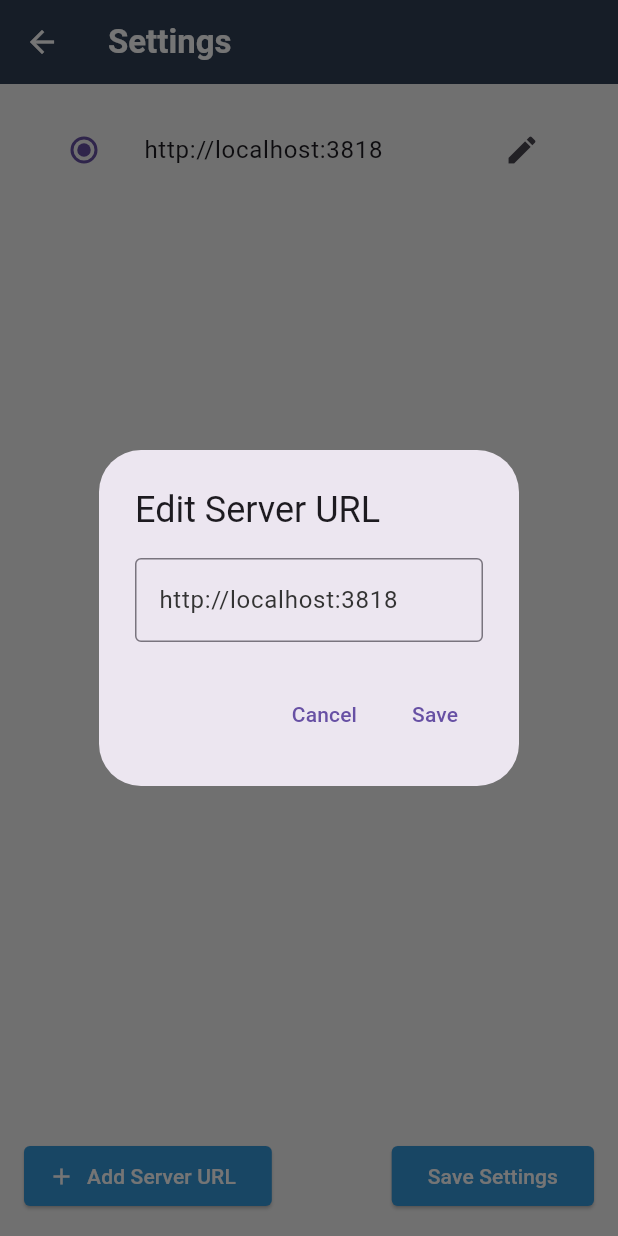
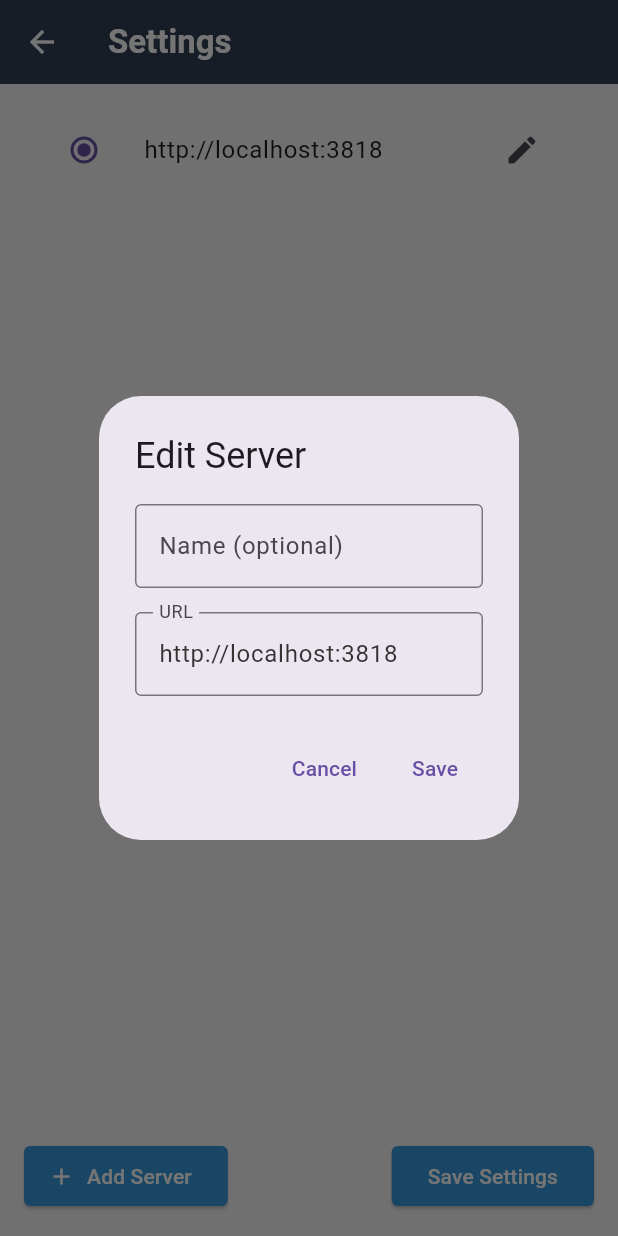
Before and after one commit to lbradshaw/kontainer_companion, a Flutter app: the SettingsScreen screen opened directly, after a tap on the "edit" icon, on a phone screen of 412 x 824 dp. Run offline on Flutter 3.47's test engine with Material 3 defaults, Android fonts, the phone set to English and light mode, and no system bars; our stand-ins replace image_picker, shared_preferences; missing offline and left inert: mobile_scanner; accounts and stored records are empty; network calls fail.

Commit message:
updated setting screen and the release workflow -the settng screen now allows you to name the  server along with the url -the release workflow should now build a unsigned  ipa file for iOS

```diff
--- a/lib/screens/settings_screen.dart
+++ b/lib/screens/settings_screen.dart
@@ -10,7 +10,7 @@ class SettingsScreen extends StatefulWidget {
 }
 
 class _SettingsScreenState extends State<SettingsScreen> {
-  List<String> _serverUrls = [];
+  List<Map<String, String>> _servers = [];
   int _selectedIdx = 0;
   bool _isLoading = true;
 
@@ -26,29 +26,58 @@ class _SettingsScreenState extends State<SettingsScreen> {
     final urlsJson = prefs.getString('server_urls');
     final selectedIdx = prefs.getInt('selected_server_url_idx') ?? 0;
     if (urlsJson != null) {
-      final List<String> urls = (json.decode(urlsJson) as List<dynamic>).map((e) => e.toString()).toList();
+      final List<dynamic> raw = json.decode(urlsJson);
+      // Migration: if old format (list of strings), convert to list of maps
+      List<Map<String, String>> servers;
+      if (raw.isNotEmpty && raw.first is String) {
+        servers = raw.map((e) => {"name": "", "url": e.toString()}).toList();
+        await prefs.setString('server_urls', json.encode(servers));
+      } else {
+        servers = raw
+            .map((e) => (e is Map<String, dynamic>)
+                ? {
+                    "name": e["name"]?.toString() ?? "",
+                    "url": e["url"]?.toString() ?? ""
+                  }
+                : {"name": "", "url": e.toString()})
+            .toList();
+      }
       setState(() {
-        _serverUrls = urls;
-        _selectedIdx = (selectedIdx >= 0 && selectedIdx < urls.length) ? selectedIdx : 0;
+        _servers = servers;
+        _selectedIdx = (selectedIdx >= 0 && selectedIdx < servers.length)
+            ? selectedIdx
+            : 0;
         _isLoading = false;
       });
     } else {
       // Only migrate if both server_urls and server_url are missing
       final singleUrl = prefs.getString('server_url');
       if (singleUrl != null) {
-        await prefs.setString('server_urls', json.encode([singleUrl]));
+        await prefs.setString(
+            'server_urls',
+            json.encode([
+              {"name": "", "url": singleUrl}
+            ]));
         await prefs.setInt('selected_server_url_idx', 0);
         setState(() {
-          _serverUrls = [singleUrl];
+          _servers = [
+            {"name": "", "url": singleUrl}
+          ];
           _selectedIdx = 0;
           _isLoading = false;
         });
       } else {
         // No URLs at all, use default
-        await prefs.setString('server_urls', json.encode(['http://localhost:3818']));
+        await prefs.setString(
+            'server_urls',
+            json.encode([
+              {"name": "", "url": 'http://localhost:3818'}
+            ]));
         await prefs.setInt('selected_server_url_idx', 0);
         setState(() {
-          _serverUrls = ['http://localhost:3818'];
+          _servers = [
+            {"name": "", "url": 'http://localhost:3818'}
+          ];
           _selectedIdx = 0;
           _isLoading = false;
         });
@@ -58,7 +87,7 @@ class _SettingsScreenState extends State<SettingsScreen> {
 
   Future<void> _saveUrls() async {
     final prefs = await SharedPreferences.getInstance();
-    await prefs.setString('server_urls', json.encode(_serverUrls));
+    await prefs.setString('server_urls', json.encode(_servers));
     await prefs.setInt('selected_server_url_idx', _selectedIdx);
     if (mounted) {
       ScaffoldMessenger.of(context).showSnackBar(
@@ -68,61 +97,111 @@ class _SettingsScreenState extends State<SettingsScreen> {
   }
 
   void _addUrl() async {
-    final controller = TextEditingController();
-    final result = await showDialog<String>(
+    final nameController = TextEditingController();
+    final urlController = TextEditingController();
+    final result = await showDialog<Map<String, String>>(
       context: context,
       builder: (context) => AlertDialog(
-        title: const Text('Add Server URL'),
-        content: TextField(
-          controller: controller,
-          decoration: const InputDecoration(hintText: 'http://localhost:3818'),
-          keyboardType: TextInputType.url,
+        title: const Text('Add Server'),
+        content: Column(
+          mainAxisSize: MainAxisSize.min,
+          children: [
+            TextField(
+              controller: nameController,
+              decoration: const InputDecoration(labelText: 'Name (optional)'),
+            ),
+            SizedBox(height: 16),
+            TextField(
+              controller: urlController,
+              decoration: const InputDecoration(
+                  labelText: 'URL', hintText: 'http://localhost:3818'),
+              keyboardType: TextInputType.url,
+            ),
+          ],
         ),
         actions: [
-          TextButton(onPressed: () => Navigator.pop(context), child: const Text('Cancel')),
-          TextButton(onPressed: () => Navigator.pop(context, controller.text), child: const Text('Add')),
+          TextButton(
+              onPressed: () => Navigator.pop(context),
+              child: const Text('Cancel')),
+          TextButton(
+            onPressed: () {
+              if (urlController.text.trim().isNotEmpty) {
+                Navigator.pop(context, {
+                  'name': nameController.text.trim(),
+                  'url': urlController.text.trim(),
+                });
+              }
+            },
+            child: const Text('Add'),
+          ),
         ],
       ),
     );
-    if (result != null && result.trim().isNotEmpty) {
+    if (result != null && result['url']!.isNotEmpty) {
       setState(() {
-        _serverUrls.add(result.trim());
-        _selectedIdx = _serverUrls.length - 1;
+        _servers.add({'name': result['name'] ?? '', 'url': result['url']!});
+        _selectedIdx = _servers.length - 1;
       });
       await _saveUrls();
     }
   }
 
   void _editUrl(int idx) async {
-    final controller = TextEditingController(text: _serverUrls[idx]);
-    final result = await showDialog<String>(
+    final nameController =
+        TextEditingController(text: _servers[idx]['name'] ?? '');
+    final urlController =
+        TextEditingController(text: _servers[idx]['url'] ?? '');
+    final result = await showDialog<Map<String, String>>(
       context: context,
       builder: (context) => AlertDialog(
-        title: const Text('Edit Server URL'),
-        content: TextField(
-          controller: controller,
-          decoration: const InputDecoration(hintText: 'http://localhost:3818'),
-          keyboardType: TextInputType.url,
+        title: const Text('Edit Server'),
+        content: Column(
+          mainAxisSize: MainAxisSize.min,
+          children: [
+            TextField(
+              controller: nameController,
+              decoration: const InputDecoration(labelText: 'Name (optional)'),
+            ),
+            SizedBox(height: 16),
+            TextField(
+              controller: urlController,
+              decoration: const InputDecoration(
+                  labelText: 'URL', hintText: 'http://localhost:3818'),
+              keyboardType: TextInputType.url,
+            ),
+          ],
         ),
         actions: [
-          TextButton(onPressed: () => Navigator.pop(context), child: const Text('Cancel')),
-          TextButton(onPressed: () => Navigator.pop(context, controller.text), child: const Text('Save')),
+          TextButton(
+              onPressed: () => Navigator.pop(context),
+              child: const Text('Cancel')),
+          TextButton(
+            onPressed: () {
+              if (urlController.text.trim().isNotEmpty) {
+                Navigator.pop(context, {
+                  'name': nameController.text.trim(),
+                  'url': urlController.text.trim(),
+                });
+              }
+            },
+            child: const Text('Save'),
+          ),
         ],
       ),
     );
-    if (result != null && result.trim().isNotEmpty) {
+    if (result != null && result['url']!.isNotEmpty) {
       setState(() {
-        _serverUrls[idx] = result.trim();
+        _servers[idx] = {'name': result['name'] ?? '', 'url': result['url']!};
       });
       await _saveUrls();
     }
   }
 
   void _deleteUrl(int idx) async {
-    if (_serverUrls.length == 1) return; // Don't allow deleting last URL
+    if (_servers.length == 1) return; // Don't allow deleting last URL
     setState(() {
-      _serverUrls.removeAt(idx);
-      if (_selectedIdx >= _serverUrls.length) {
+      _servers.removeAt(idx);
+      if (_selectedIdx >= _servers.length) {
         _selectedIdx = 0;
       }
     });
@@ -142,11 +221,15 @@ class _SettingsScreenState extends State<SettingsScreen> {
                 Expanded(
                   child: ListView.builder(
                     padding: const EdgeInsets.all(16),
-                    itemCount: _serverUrls.length,
+                    itemCount: _servers.length,
                     itemBuilder: (context, idx) {
+                      final name = _servers[idx]['name'] ?? '';
+                      final url = _servers[idx]['url'] ?? '';
                       return Dismissible(
-                        key: ValueKey(_serverUrls[idx]),
-                        direction: _serverUrls.length == 1 ? DismissDirection.none : DismissDirection.endToStart,
+                        key: ValueKey(url),
+                        direction: _servers.length == 1
+                            ? DismissDirection.none
+                            : DismissDirection.endToStart,
                         onDismissed: (_) => _deleteUrl(idx),
                         background: Container(
                           color: Colors.red,
@@ -155,7 +238,8 @@ class _SettingsScreenState extends State<SettingsScreen> {
                           child: const Icon(Icons.delete, color: Colors.white),
                         ),
                         child: ListTile(
-                          title: Text(_serverUrls[idx]),
+                          title: Text(name.isNotEmpty ? name : url),
+                          subtitle: null,
                           leading: Radio<int>(
                             value: idx,
                             groupValue: _selectedIdx,
@@ -188,7 +272,7 @@ class _SettingsScreenState extends State<SettingsScreen> {
                       ElevatedButton.icon(
                         onPressed: _addUrl,
                         icon: const Icon(Icons.add),
-                        label: const Text('Add Server URL'),
+                        label: const Text('Add Server'),
                       ),
                       const Spacer(),
                       ElevatedButton(
```
Also changed, not shown: lib/screens/home_screen.dart (+9 -4 lines), lib/screens/scan_screen.dart (+26 -9 lines), lib/screens/search_screen.dart (+6 -3 lines), lib/screens/tote_detail_screen.dart (+81 -41 lines), lib/screens/tote_view_screen.dart (+48 -22 lines), lib/services/api_service.dart (+31 -13 lines), lib/models/tote.dart (line endings or trailing spaces), lib/screens/add_tote_screen.dart (line endings or trailing spaces), lib/utils/theme.dart (line endings or trailing spaces), 1 other file.
